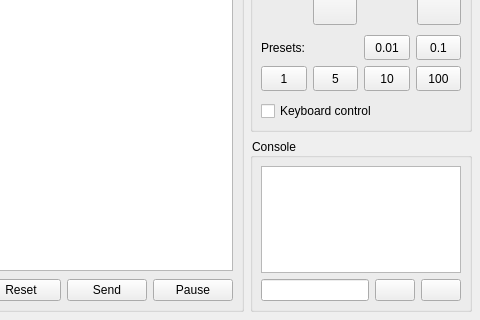
The window that frmmain.ui (Denvi/Candle) describes before a commit, drawn with Qt 5; both pictures show x 425 to 905 and y 656 to 976 of the 905 by 976 pixel window.
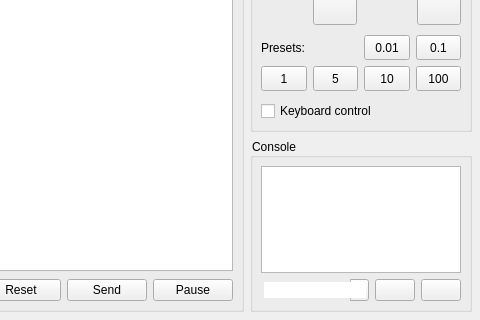
The same window after the commit. Icons and pictures are not drawn. Custom widgets are drawn as their Qt base class.

Commit message:
Zero XY & Z gets coordinates from GRBL via "$#" command now.
Recent files & commands added.
Some main form improvements.

The edit to the form file:
```diff
--- a/frmmain.ui
+++ b/frmmain.ui
@@ -1791,7 +1791,32 @@
          <item>
           <layout class="QHBoxLayout" name="horizontalLayout_7" stretch="1,0,0">
            <item>
-            <widget class="QLineEdit" name="txtCommand"/>
+            <widget class="ComboBox" name="cboCommand">
+             <property name="styleSheet">
+              <string notr="true">QComboBox {
+	padding: 2 2;
+}
+
+QComboBox::drop-down {
+	width: 0;
+}</string>
+             </property>
+             <property name="editable">
+              <bool>true</bool>
+             </property>
+             <property name="maxVisibleItems">
+              <number>5</number>
+             </property>
+             <property name="maxCount">
+              <number>5</number>
+             </property>
+             <property name="insertPolicy">
+              <enum>QComboBox::InsertAtTop</enum>
+             </property>
+             <property name="frame">
+              <bool>false</bool>
+             </property>
+            </widget>
            </item>
            <item>
             <widget class="QPushButton" name="cmdCommandSend">
@@ -1915,6 +1940,11 @@
    <header>glwidget.h</header>
    <container>1</container>
   </customwidget>
+  <customwidget>
+   <class>ComboBox</class>
+   <extends>QComboBox</extends>
+   <header>combobox.h</header>
+  </customwidget>
  </customwidgets>
  <tabstops>
   <tabstop>tblProgram</tabstop>
```
Left out of the diff: 39 changed lines with no effect on the pictures. The commit also changes 8 other files.
